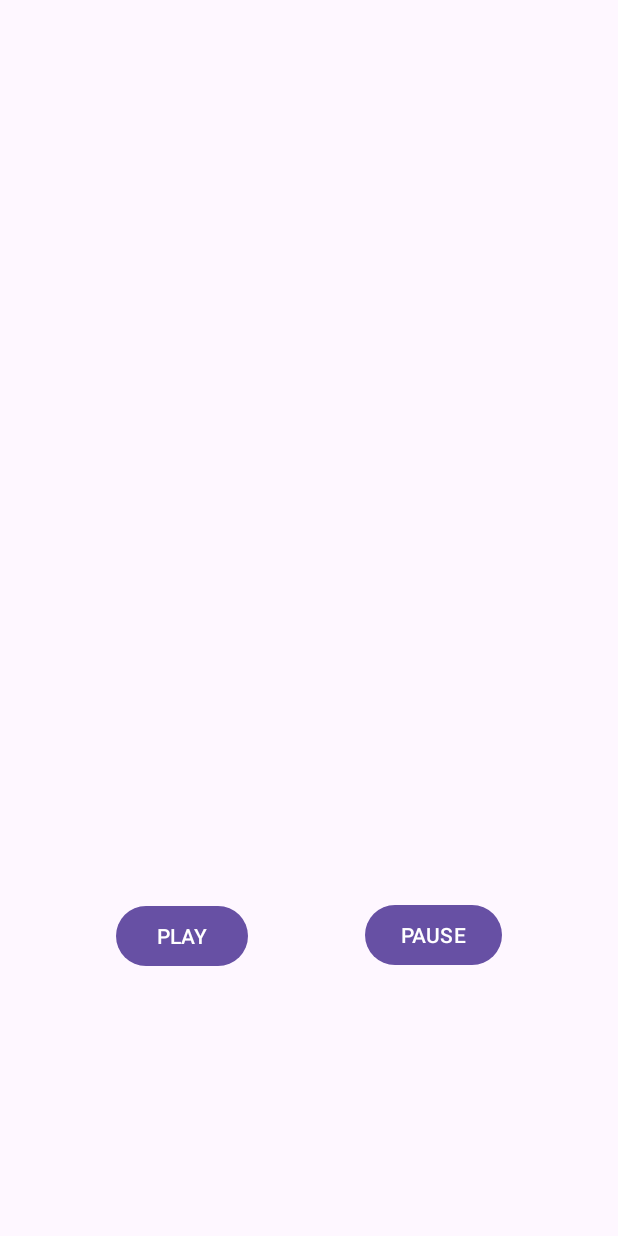
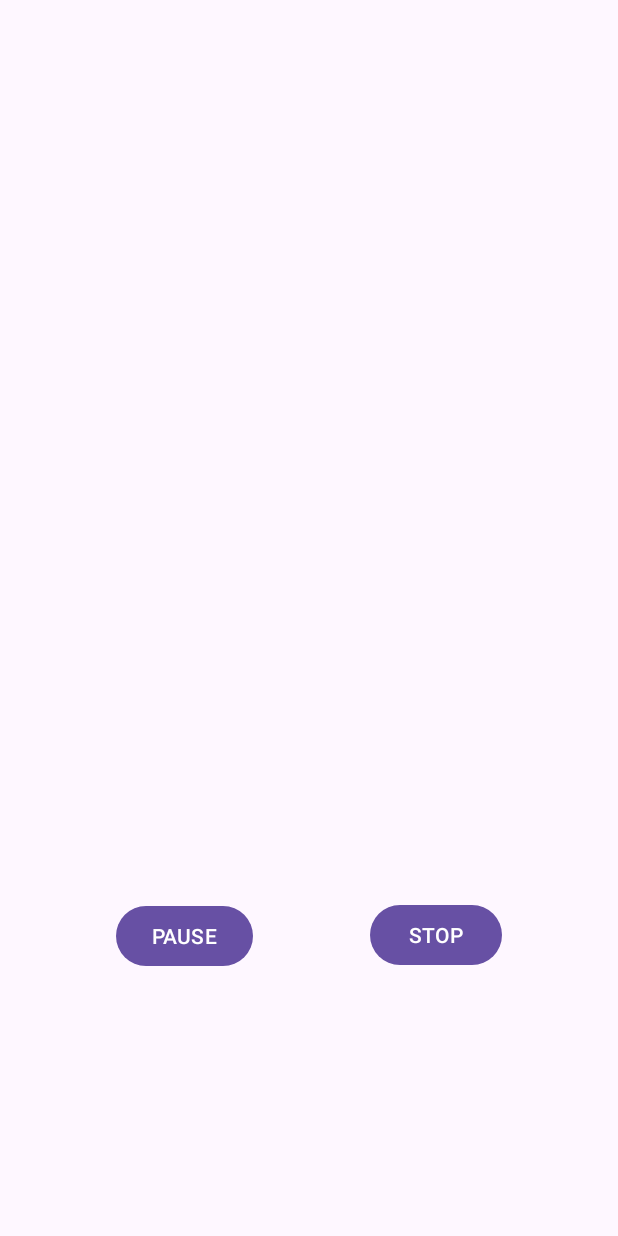
Before and after one commit to harinandanmv/music-player, an Android app: the screen it shows after launch (MainActivity), after a tap on "PLAY", on a phone screen of 412 x 824 dp. Run offline under Robolectric (Android 15) with nearby library versions, the phone set to English and light mode, and no system bars.

Commit message:
Play Pause same button

```diff
--- a/app/src/main/AndroidManifest.xml
+++ b/app/src/main/AndroidManifest.xml
@@ -7,7 +7,7 @@
         android:dataExtractionRules="@xml/data_extraction_rules"
         android:fullBackupContent="@xml/backup_rules"
         android:icon="@mipmap/ic_launcher"
-        android:label="@string/app_name"
+        android:label="Muzify"
         android:roundIcon="@mipmap/ic_launcher_round"
         android:supportsRtl="true"
         android:theme="@style/Theme.MusicPlayer">
--- a/app/src/main/java/com/example/musicplayer/MainActivity.java
+++ b/app/src/main/java/com/example/musicplayer/MainActivity.java
@@ -20,18 +20,25 @@ public class MainActivity extends AppCompatActivity {
         EdgeToEdge.enable(this);
         setContentView(R.layout.activity_main);
         Button b1=findViewById(R.id.button);
+        b1.setText("PLAY");
         Button b2=findViewById(R.id.button1);
         MediaPlayer mp=MediaPlayer.create(this,R.raw.mysong);
         b1.setOnClickListener(new View.OnClickListener() {
             @Override
             public void onClick(View view) {
-                mp.start();
+                if (mp.isPlaying()) {
+                    mp.pause();
+                    b1.setText("PLAY");
+                } else {
+                    mp.start();
+                    b1.setText("PAUSE");
+                }
             }
         });
         b2.setOnClickListener(new View.OnClickListener() {
             @Override
             public void onClick(View view) {
-                mp.pause();
+                mp.stop();
             }
         });
                 ViewCompat.setOnApplyWindowInsetsListener(findViewById(R.id.main), (v, insets) -> {
--- a/app/src/main/res/layout/activity_main.xml
+++ b/app/src/main/res/layout/activity_main.xml
@@ -20,7 +20,6 @@
         android:id="@+id/button"
         android:layout_width="wrap_content"
         android:layout_height="wrap_content"
-        android:text="PLAY"
         app:layout_constraintBottom_toBottomOf="parent"
         app:layout_constraintEnd_toStartOf="@+id/button1"
         app:layout_constraintStart_toStartOf="parent"
@@ -31,7 +30,7 @@
         android:id="@+id/button1"
         android:layout_width="wrap_content"
         android:layout_height="wrap_content"
-        android:text="PAUSE"
+        android:text="STOP"
         app:layout_constraintBottom_toBottomOf="parent"
         app:layout_constraintEnd_toEndOf="parent"
         app:layout_constraintStart_toEndOf="@+id/button"
```
